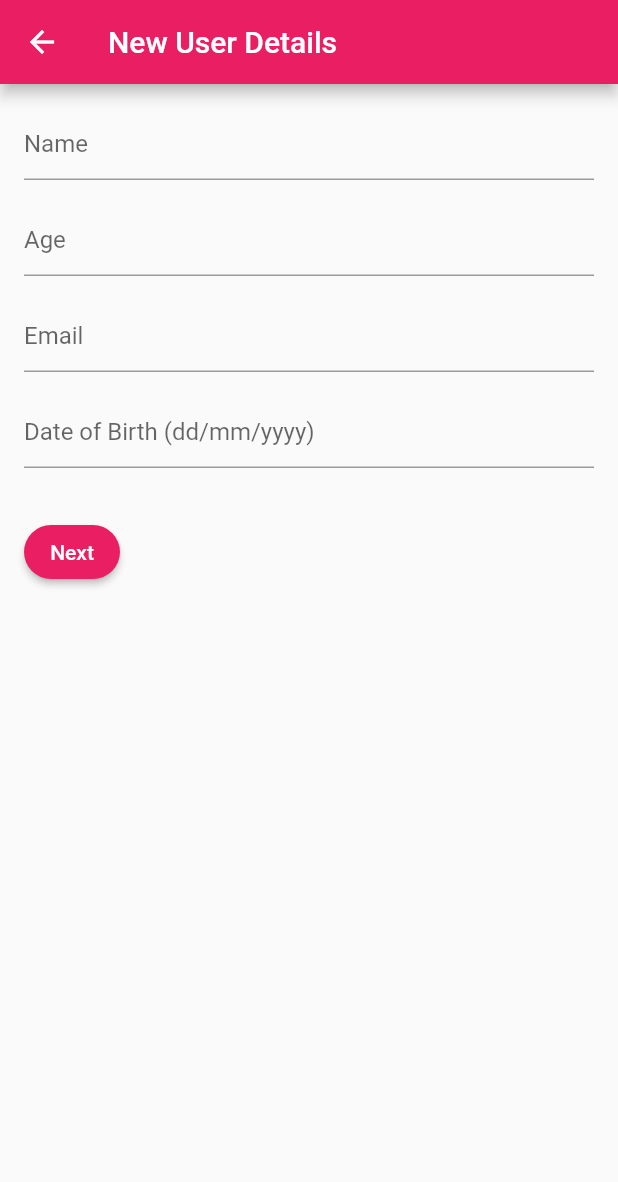
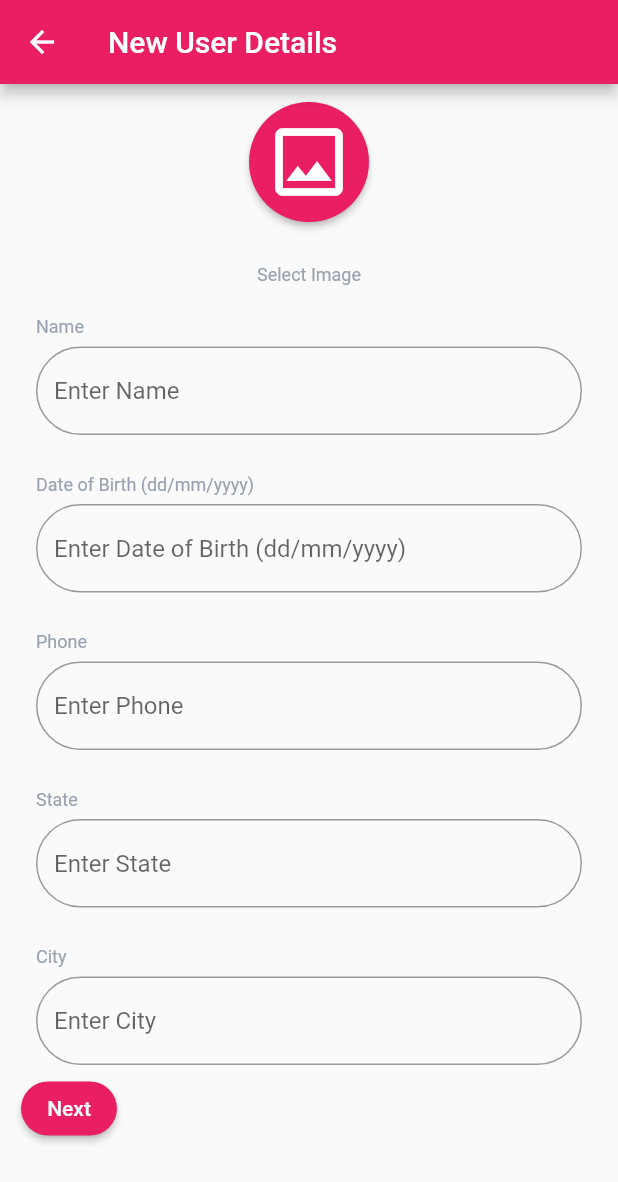
Before and after one commit to aniansh19019/perfect_flatmate, a Flutter app: the AccountSetup screen opened by its route, on a phone screen of 412 x 824 dp. Shown: the top 1182 px of the screen. Run offline on Flutter 3.47's test engine with Material 2 defaults, Android fonts, the light colour scheme and no system bars; our stand-ins replace cloud_firestore, csc_picker, file_picker, firebase_auth, firebase_core, firebase_storage and 2 more; accounts and stored records are empty; generated files the repository leaves out were written again.

Commit message:
Account setup edited

```diff
--- a/lib/main.dart
+++ b/lib/main.dart
@@ -30,6 +30,7 @@ class MyApp extends StatelessWidget {
       debugShowCheckedModeBanner: false,
 
       theme: ThemeData(
+        // inputDecorationTheme: ,
         elevatedButtonTheme: ElevatedButtonThemeData(
           style: ButtonStyle(
             shape: MaterialStateProperty.all<RoundedRectangleBorder>(
--- a/lib/pages/account_setup.dart
+++ b/lib/pages/account_setup.dart
@@ -1,4 +1,10 @@
+import 'dart:io';
+
+import 'package:file_picker/file_picker.dart';
 import 'package:flutter/material.dart';
+import 'package:perfect_flatmate/util/theme.dart';
+import 'package:perfect_flatmate/widgets/forms.dart';
+import '../services/auth.dart';
 import '../services/data.dart';
 
 import '../services/storage.dart';
@@ -14,8 +20,13 @@ class _AccountSetupState extends State<AccountSetup> {
   TextEditingController _ageController = TextEditingController();
   TextEditingController _emailController = TextEditingController();
   TextEditingController _dobController = TextEditingController();
+  TextEditingController _cityController = TextEditingController();
+  TextEditingController _phoneController = TextEditingController();
+  TextEditingController _stateController = TextEditingController();
 
   Map<String, dynamic> _newUserDetails = {};
+  String? imagePath;
+  String errorMessage = "";
 
   @override
   void dispose() {
@@ -26,14 +37,30 @@ class _AccountSetupState extends State<AccountSetup> {
     super.dispose();
   }
 
-  void _saveDetails(additionalDetails) {
+  void _saveDetails(additionalDetails)
+  {
+
+    if(imagePath != null)
+    {
+      String imageUri = Storage.uploadFile(imagePath!);
+    }
+    else
+    {
+      errorMessage = "Please select an image!";
+      setState(() {
+
+      });
+      return;
+    }
+
     _newUserDetails['name'] = _nameController.text;
     _newUserDetails['age'] = int.tryParse(_ageController.text);
-    _newUserDetails['email'] = _emailController.text;
+    _newUserDetails['email'] = Auth.getCurrentUser();
     _newUserDetails['dob'] = _dobController.text;
     _newUserDetails.addAll(additionalDetails);
     print(_newUserDetails); // Print the details for debugging purposes
     DataHelper.addUser(_newUserDetails, context);
+
     Navigator.of(context).pushNamedAndRemoveUntil("/home", (route) => false);
   }
 
@@ -52,42 +79,74 @@ class _AccountSetupState extends State<AccountSetup> {
       appBar: AppBar(
         title: Text('New User Details'),
       ),
-      body: Padding(
-        padding: EdgeInsets.all(16.0),
+      body: SingleChildScrollView(
+        child: Padding(
+          padding: const EdgeInsets.fromLTRB(14, 0, 14, 0),
           child: Column(
             mainAxisAlignment: MainAxisAlignment.start,
             crossAxisAlignment: CrossAxisAlignment.start,
             children: [
-            TextField(
-              controller: _nameController,
-              decoration: InputDecoration(
-                hintText: 'Name',
+              SizedBox(height: 12,),
+              Center(child: ElevatedButton(
+                style: ButtonStyle(
+                                  shape: MaterialStateProperty.all(CircleBorder()),
+                                  // backgroundColor: MaterialStateProperty.all(Colors.white)
                                 ),
+                onPressed: ()async
+                {
+                  FilePickerResult? result = await FilePicker.platform.pickFiles();
+
+                  if (result != null)
+                  {
+                    // File file = File(result.files.single.path!);
+
+                    setState(() {
+                      imagePath = result.files.single.path!;
+                    });
+                    // Storage.uploadFile(filePath)
+                  }
+                  else
+                  {
+                    // User canceled the picker
+                  }
+                }, child: Padding(
+                  padding: const EdgeInsets.all(10.0),
+                  child: Icon(
+                    Icons.image_outlined,
+                    size: 60,
+                    ),
+                ))),
+              SizedBox(height: 12,),
+              Center(child: Text(errorMessage, style: CustomTheme.error,),),
+              Center(child: Text((imagePath == null)?"Select Image":"Image selected:$imagePath", style: CustomTheme.body,)),
+              SizedBox(height: 16,),
+              EasyFormField(
+                label: "Name",
+                textEditingController: _nameController,
+                required: true,
+              ),
+
+              SizedBox(height: 16.0),
+              EasyFormField(
+                label: 'Date of Birth (dd/mm/yyyy)',
+                textEditingController: _dobController,
               ),
               SizedBox(height: 16.0),
-            TextField(
-              controller: _ageController,
-              keyboardType: TextInputType.number,
-              decoration: InputDecoration(
-                hintText: 'Age',
-              ),
+              EasyFormField(
+                label: "Phone",
+                textEditingController: _phoneController,
               ),
               SizedBox(height: 16.0),
-            TextField(
-              controller: _emailController,
-              keyboardType: TextInputType.emailAddress,
-              decoration: InputDecoration(
-                hintText: 'Email',
-              ),
+              EasyFormField(
+                label: "State",
+                textEditingController: _stateController,
               ),
               SizedBox(height: 16.0),
-            TextField(
-              controller: _dobController,
-              decoration: InputDecoration(
-                hintText: 'Date of Birth (dd/mm/yyyy)',
+              EasyFormField(
+                label: "City",
+                textEditingController: _cityController,
               ),
-            ),
-            SizedBox(height: 32.0),
+
               ElevatedButton(
                 onPressed: () {
                   _navigateToAdditionalDetails();
@@ -95,6 +154,7 @@ class _AccountSetupState extends State<AccountSetup> {
                 child: Text('Next'),
               ),
             ],
+          ),
         ),
       ),
     );
--- a/lib/services/data.dart
+++ b/lib/services/data.dart
@@ -48,7 +48,7 @@ class DataHelper
     return docs;
   }
 
-  static Future<dynamic> getUserDataFromEmail(String email)async
+  static Future<QuerySnapshot?> getUserDataFromEmail(String email)async
   {
     return await getUserDataFromField('email', email);
   }
@@ -67,8 +67,18 @@ class DataHelper
   static Future<dynamic> submitLike(String email)async
   {
     // TODO error handling
-    var otherRecord = (await getUserDataFromEmail(email)).docs[0];
-    var selfRecord = (await getUserDataFromEmail(Auth.getCurrentUser()!)).docs[0];
+    var otherRecord = (await getUserDataFromEmail(email))?.docs[0];
+    var selfRecord = (await getUserDataFromEmail(Auth.getCurrentUser()!))?.docs[0];
+    if(otherRecord == null)
+    {
+      debugPrint("Error getting other Record!");
+      return;
+    }
+    if(selfRecord == null)
+    {
+      debugPrint("Error getting self Record!");
+      return;
+    }
     // check if it is match
     List selfLikes = selfRecord.get('likes');
     List otherLikes = otherRecord.get('likes');
--- a/lib/widgets/forms.dart
+++ b/lib/widgets/forms.dart
@@ -23,7 +23,7 @@ class FormFieldLabelWrapper extends StatelessWidget {
                     crossAxisAlignment: CrossAxisAlignment.start,
                     children: [
                       labelDisabled?Container():Text(label, style: CustomTheme.body,),
-                      SizedBox(height: 4,),
+                      SizedBox(height: 6,),
                       child,
                     ],
                   ),
@@ -87,13 +87,21 @@ class _EasyFormFieldState extends State<EasyFormField>
         controller: widget.textEditingController,
         decoration: InputDecoration(
           hintText: "Enter ${widget.label}",
-          border:OutlineInputBorder(),
+          border:OutlineInputBorder(
+            borderRadius: BorderRadius.circular(30),
+            // borderSide: BorderSide.none,
+          ),
         ),
       ),
     );
   }
 }
-
+/*
+OutlineInputBorder(
+      borderRadius: BorderRadius.circular(20),
+      borderSide: BorderSide.none,
+    ),
+*/
 
 // class DataForm extends StatefulWidget
 // {
--- a/pubspec.yaml
+++ b/pubspec.yaml
@@ -43,6 +43,7 @@ dependencies:
   swipe_cards: ^2.0.0+1
   firebase_storage: ^11.1.0
   uuid: ^3.0.7
+  file_picker: ^5.2.9
 
 dev_dependencies:
   flutter_test:
```
Also changed, not shown: pubspec.lock. Lines whose indentation alone changed are shown as unchanged.
